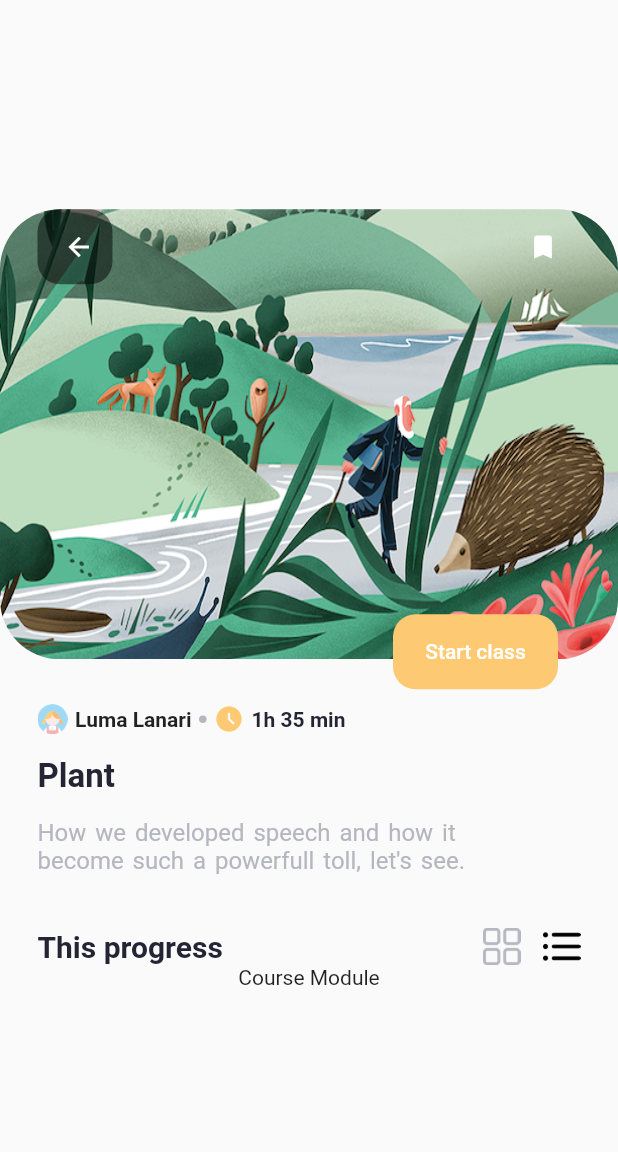
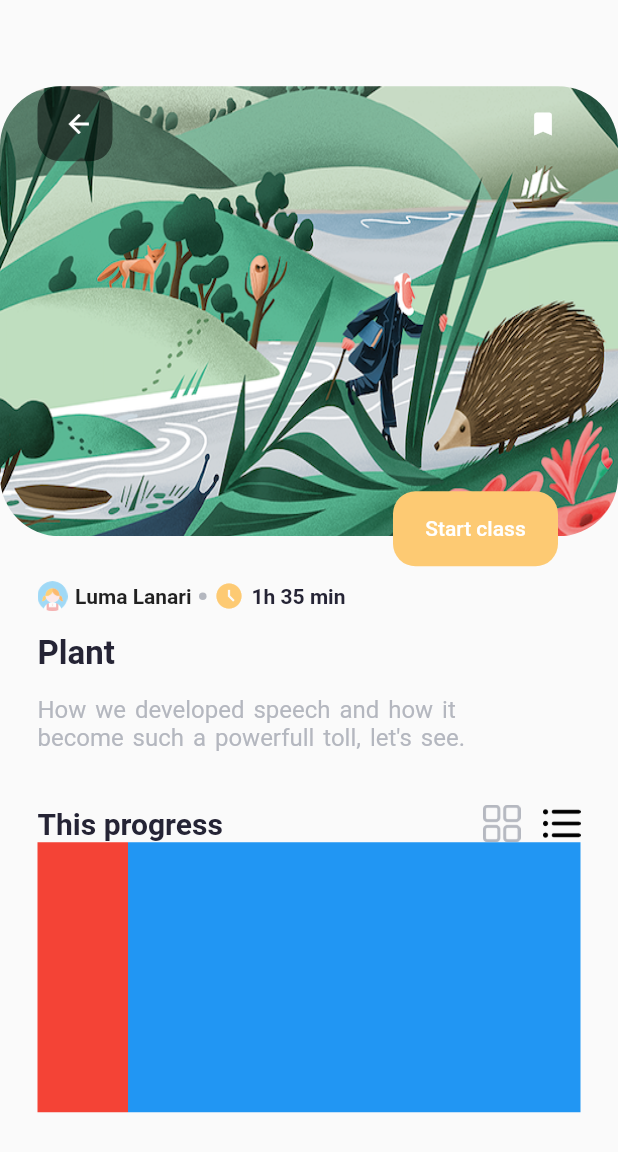
Before and after one commit to beshprakash11/course_app, a Flutter app: the screen it shows after launch, after a tap on "Start", on a phone screen of 412 x 824 dp. Shown: the top 1152 px of the screen. Run offline on Flutter 3.47's test engine with Material 2 defaults, Android fonts, the phone set to English and light mode, and no system bars; our stand-ins replace percent_indicator.

Commit message:
Flexible row added

```diff
--- a/lib/screens/detail/widget/course_module.dart
+++ b/lib/screens/detail/widget/course_module.dart
@@ -7,7 +7,11 @@ class CourseModule extends StatelessWidget {
   @override
   Widget build(BuildContext context) {
     return Container(
-      child: const Text('Course Module'),
+      height: 180,
+      child: Row(children: [
+        Flexible(flex: 1,child: Container(color: Colors.red,)),
+        Flexible(flex: 5,child: Container(color: Colors.blue,)),
+      ],),
     );
   }
 }
```
